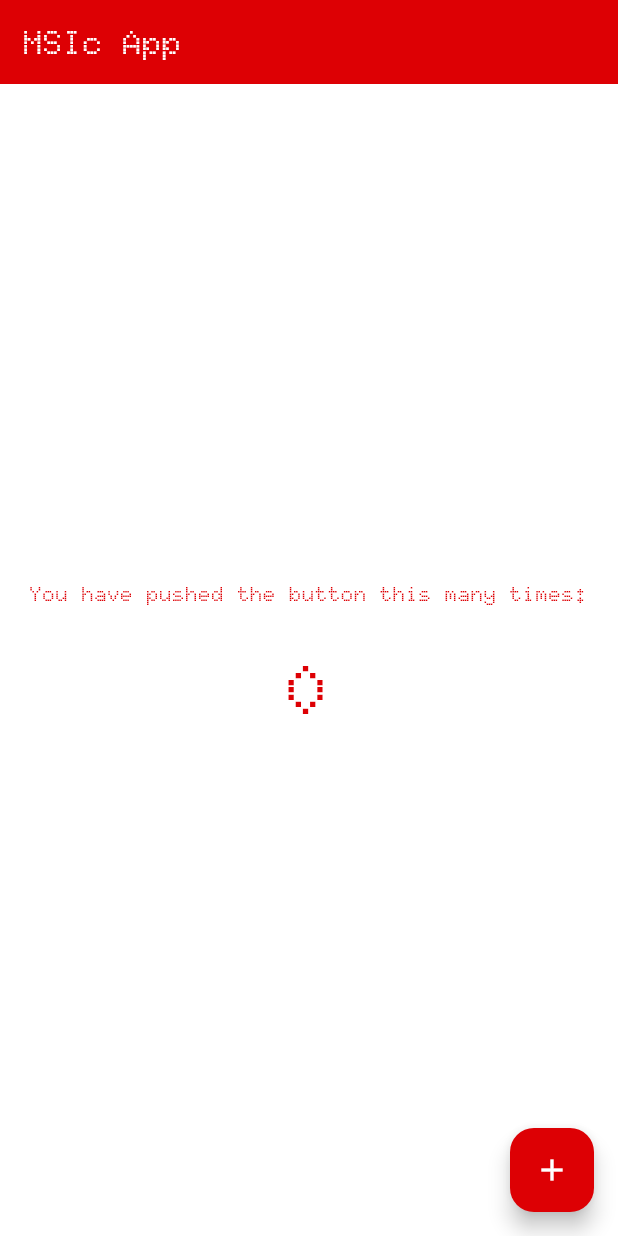
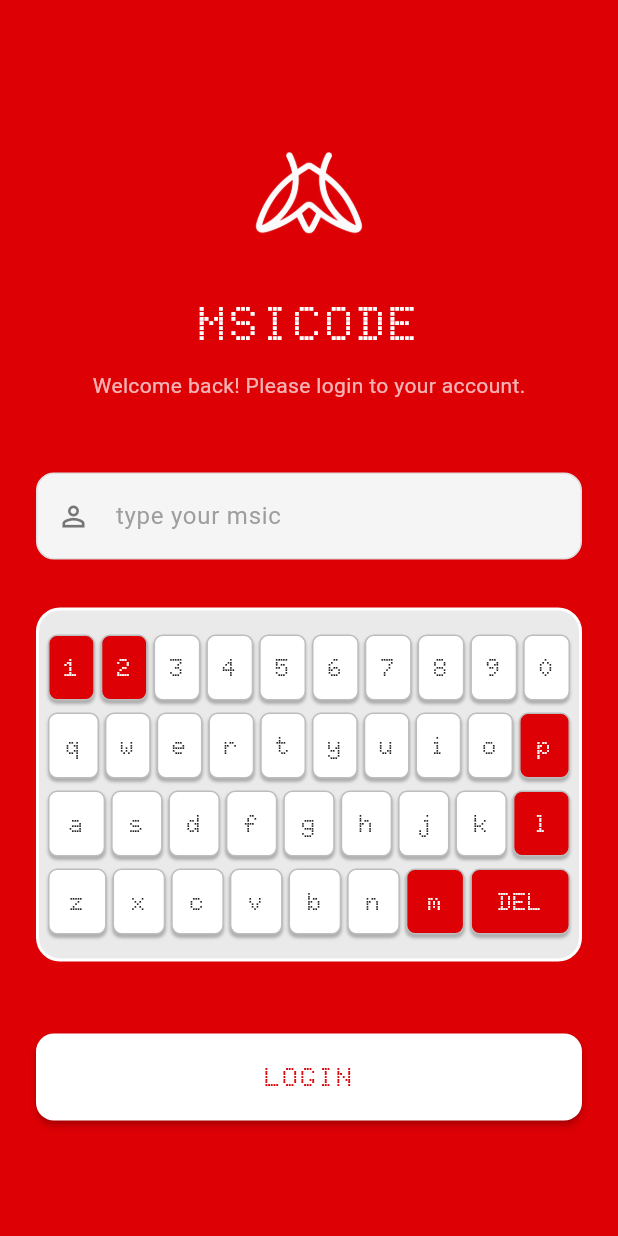
Before and after one commit to sajidsam/ChessBumble, a Flutter app: the screen it shows after launch, on a phone screen of 412 x 824 dp. Run offline on Flutter 3.47's test engine with Material 3 defaults, Android fonts, the phone set to English and light mode, and no system bars.

Commit message:
feat: implement login page with custom virtual keyboard, home page, and application theme

```diff
--- /dev/null
+++ b/lib/home_page.dart
@@ -0,0 +1,73 @@
+import 'dart:ui';
+import 'package:flutter/material.dart';
+
+const Color appRed = Color(0xFFDD0004);
+
+class MyHomePage extends StatefulWidget {
+  const MyHomePage({super.key, required this.title});
+
+  final String title;
+
+  @override
+  State<MyHomePage> createState() => _MyHomePageState();
+}
+
+class _MyHomePageState extends State<MyHomePage> {
+  int _counter = 0;
+
+  void _incrementCounter() {
+    setState(() {
+      _counter++;
+    });
+  }
+
+  @override
+  Widget build(BuildContext context) {
+    return Scaffold(
+      backgroundColor: Colors.white, // White background for the home page
+      appBar: AppBar(
+        backgroundColor: appRed, // Red header
+        elevation: 0,
+        iconTheme: const IconThemeData(color: Colors.white), // White icons (like back button)
+        title: Text(
+          widget.title,
+          style: const TextStyle(
+            color: Colors.white, // White text for header
+            fontWeight: FontWeight.bold,
+          ),
+        ),
+      ),
+      body: Center(
+        child: Column(
+          mainAxisAlignment: MainAxisAlignment.center,
+          children: <Widget>[
+            const Text(
+              'You have pushed the button this many times:',
+              style: TextStyle(
+                color: appRed, // Red text on white background
+                fontWeight: FontWeight.bold,
+              ),
+              textAlign: TextAlign.center,
+            ),
+            const SizedBox(height: 20),
+            Text(
+              '$_counter',
+              style: const TextStyle(
+                color: appRed, // Red text on white background
+                fontSize: 48,
+                fontWeight: FontWeight.bold,
+              ),
+            ),
+          ],
+        ),
+      ),
+      floatingActionButton: FloatingActionButton(
+        onPressed: _incrementCounter,
+        tooltip: 'Increment',
+        backgroundColor: appRed, // Ensure the FAB is red
+        foregroundColor: Colors.white, // Ensure the + icon is white
+        child: const Icon(Icons.add),
+      ),
+    );
+  }
+}
--- /dev/null
+++ b/lib/login_page.dart
@@ -0,0 +1,248 @@
+import 'package:flutter/material.dart';
+import 'home_page.dart'; // Import to access MyHomePage
+
+class LoginPage extends StatefulWidget {
+  const LoginPage({super.key});
+
+  @override
+  State<LoginPage> createState() => _LoginPageState();
+}
+
+class _LoginPageState extends State<LoginPage> {
+  final TextEditingController _usernameController = TextEditingController();
+
+  @override
+  void dispose() {
+    _usernameController.dispose();
+    super.dispose();
+  }
+
+  @override
+  Widget build(BuildContext context) {
+    final redColor = Theme.of(context).primaryColor;
+    final screenWidth = MediaQuery.of(context).size.width;
+
+    return Scaffold(
+      backgroundColor: redColor, // Restored red background
+      body: SafeArea(
+        child: Center(
+          child: SingleChildScrollView(
+            padding: const EdgeInsets.symmetric(horizontal: 24.0), // slightly less padding for more keyboard room
+            child: Column(
+              mainAxisAlignment: MainAxisAlignment.center,
+              crossAxisAlignment: CrossAxisAlignment.stretch,
+              children: [
+                // App Logo
+                Center(
+                  child: Image.asset(
+                    'assets/images/logo.png',
+                    width: 100,
+                    height: 100,
+                    fit: BoxFit.contain,
+                  ),
+                ),
+                const SizedBox(height: 16),
+
+                // Main Brand Title
+                const Center(
+                  child: Text(
+                    'MSICODE',
+                    style: TextStyle(
+                      color: Colors.white, // Inverted for red background
+                      fontSize: 32,
+                      fontWeight: FontWeight.bold,
+                      letterSpacing: 2,
+                    ),
+                  ),
+                ),
+                const SizedBox(height: 8),
+
+                // Welcome Subtitle
+                const Center(
+                  child: Text(
+                    'Welcome back! Please login to your account.',
+                    style: TextStyle(
+                      color: Colors.white70, // Inverted for red background
+                      fontSize: 14,
+                      fontFamily: 'Roboto',
+                      fontWeight: FontWeight.normal,
+                    ),
+                  ),
+                ),
+                const SizedBox(height: 48),
+
+                // Username Field
+                _buildProfessionalTextField(
+                  hintText: 'type your msic',
+                  icon: Icons.person_outline,
+                  controller: _usernameController,
+                  readOnly: true,
+                ),
+                const SizedBox(height: 32),
+
+                // Custom Doodle Keyboard
+                _buildCustomKeyboard(redColor, screenWidth),
+                const SizedBox(height: 48),
+
+                // Login Button
+                ElevatedButton(
+                  onPressed: () {
+                    Navigator.pushReplacement(
+                      context,
+                      MaterialPageRoute(
+                        builder: (context) => const MyHomePage(title: 'MSIc App'),
+                      ),
+                    );
+                  },
+                  style: ElevatedButton.styleFrom(
+                    backgroundColor: Colors.white, // Inverted for red background
+                    foregroundColor: redColor,     // Inverted for red background
+                    padding: const EdgeInsets.symmetric(vertical: 16),
+                    shape: RoundedRectangleBorder(
+                      borderRadius: BorderRadius.circular(12),
+                    ),
+                    elevation: 2,
+                  ),
+                  child: const Text(
+                    'LOGIN',
+                    style: TextStyle(
+                      fontSize: 18,
+                      fontWeight: FontWeight.bold,
+                      letterSpacing: 1.2,
+                    ),
+                  ),
+                ),
+              ],
+            ),
+          ),
+        ),
+      ),
+    );
+  }
+
+  Widget _buildProfessionalTextField({
+    required String hintText,
+    required IconData icon,
+    TextEditingController? controller,
+    bool readOnly = false,
+  }) {
+    return Container(
+      decoration: BoxDecoration(
+        color: Colors.grey.shade100, // Very light grey fill
+        borderRadius: BorderRadius.circular(12),
+        border: Border.all(
+          color: Colors.grey.shade300,
+          width: 1,
+        ),
+      ),
+      child: TextField(
+        controller: controller,
+        readOnly: readOnly,
+        // Override Doto font for inputs to make them highly readable
+        style: const TextStyle(
+          color: Colors.black87,
+          fontSize: 16,
+          fontFamily: 'Roboto',
+          fontWeight: FontWeight.normal,
+        ),
+        decoration: InputDecoration(
+          hintText: hintText,
+          hintStyle: TextStyle(
+            color: Colors.grey.shade500,
+            fontSize: 16,
+            fontFamily: 'Roboto',
+          ),
+          prefixIcon: Icon(icon, color: Colors.grey.shade600, size: 22),
+          border: InputBorder.none,
+          contentPadding: const EdgeInsets.symmetric(horizontal: 16, vertical: 16),
+        ),
+      ),
+    );
+  }
+
+  Widget _buildCustomKeyboard(Color redColor, double screenWidth) {
+    final keys = [
+      ['1', '2', '3', '4', '5', '6', '7', '8', '9', '0'],
+      ['q', 'w', 'e', 'r', 't', 'y', 'u', 'i', 'o', 'p'],
+      ['a', 's', 'd', 'f', 'g', 'h', 'j', 'k', 'l'],
+      ['z', 'x', 'c', 'v', 'b', 'n', 'm', 'DEL'],
+    ];
+
+    return Container(
+      padding: const EdgeInsets.symmetric(horizontal: 4, vertical: 12),
+      decoration: BoxDecoration(
+        color: const Color(0xFFEAEAEA), // Light grey frame matching standard mechanical boards
+        borderRadius: BorderRadius.circular(16),
+        border: Border.all(color: Colors.white, width: 2), // White border pops against red bg
+      ),
+      child: Column(
+        children: keys.map((row) {
+          return Padding(
+            padding: const EdgeInsets.symmetric(vertical: 4.0),
+            child: Row(
+              mainAxisAlignment: MainAxisAlignment.center,
+              children: row.map((key) {
+                bool isDel = key == 'DEL';
+
+                // "pure red use korba koyekta button e" - use pure red on a few buttons
+                bool isRed = isDel || ['1', '2', 'p', 'l', 'm'].contains(key);
+
+                // Using flex for mobile responsiveness instead of hardcoded widths
+                int flex = 10;
+                if (isDel) flex = 18;
+                // Vary sizes to create staggering effect similar to real keyboards
+                if (['q', 'a', 'z'].contains(key)) flex = 11;
+                if (['p', 'l', 'm'].contains(key)) flex = 11;
+
+                return Flexible(
+                  flex: flex,
+                  child: Padding(
+                    padding: const EdgeInsets.symmetric(horizontal: 2.0),
+                    child: InkWell(
+                      onTap: () {
+                        if (isDel) {
+                          if (_usernameController.text.isNotEmpty) {
+                            _usernameController.text = _usernameController.text.substring(0, _usernameController.text.length - 1);
+                          }
+                        } else {
+                          _usernameController.text += key;
+                        }
+                      },
+                      child: Container(
+                        height: 44, // Taller keys for better touch targets on mobile
+                        decoration: BoxDecoration(
+                          color: isRed ? redColor : Colors.white, // Same red as login button
+                          borderRadius: BorderRadius.circular(6),
+                          border: Border.all(
+                            color: Colors.grey.shade400,
+                            width: 1,
+                          ),
+                          boxShadow: const [
+                            BoxShadow(
+                              color: Colors.black26,
+                              offset: Offset(0, 2), // Shadow pointing down like mechanical keys
+                              blurRadius: 1,
+                            ),
+                          ],
+                        ),
+                        alignment: Alignment.center,
+                        child: Text(
+                          key,
+                          style: TextStyle(
+                            color: isRed ? Colors.white : Colors.black87,
+                            fontSize: 16,
+                            fontWeight: FontWeight.bold,
+                          ),
+                        ),
+                      ),
+                    ),
+                  ),
+                );
+              }).toList(),
+            ),
+          );
+        }).toList(),
+      ),
+    );
+  }
+}
--- a/lib/main.dart
+++ b/lib/main.dart
@@ -1,4 +1,5 @@
 import 'package:flutter/material.dart';
+import 'login_page.dart';
 
 const Color appRed = Color(0xFFDD0004);
 
@@ -13,10 +14,11 @@ class MyApp extends StatelessWidget {
   Widget build(BuildContext context) {
     return MaterialApp(
       title: 'MSIc',
+      debugShowCheckedModeBanner: false,
       theme: ThemeData(
         // Custom red and white theme
         primaryColor: appRed,
-        scaffoldBackgroundColor: Colors.white,
+        scaffoldBackgroundColor: appRed,
         fontFamily: 'Doto', // Use local Doto font
         colorScheme: const ColorScheme.light(
           primary: appRed,
@@ -41,64 +43,7 @@ class MyApp extends StatelessWidget {
           foregroundColor: Colors.white,
         ),
       ),
-      home: const MyHomePage(title: 'MSIc App'),
+      home: const LoginPage(),
     );
   }
 }
-
-class MyHomePage extends StatefulWidget {
-  const MyHomePage({super.key, required this.title});
-
-  final String title;
-
-  @override
-  State<MyHomePage> createState() => _MyHomePageState();
-}
-
-class _MyHomePageState extends State<MyHomePage> {
-  int _counter = 0;
-
-  void _incrementCounter() {
-    setState(() {
-      _counter++;
-    });
-  }
-
-  @override
-  Widget build(BuildContext context) {
-    return Scaffold(
-      appBar: AppBar(
-        title: Text(widget.title, style: const TextStyle(fontWeight: FontWeight.bold)),
-      ),
-      body: Center(
-        child: Column(
-          mainAxisAlignment: MainAxisAlignment.center,
-          children: <Widget>[
-            const Text(
-              'You have pushed the button this many times:',
-              style: TextStyle(
-                color: appRed,
-                fontWeight: FontWeight.bold,
-              ),
-              textAlign: TextAlign.center,
-            ),
-            const SizedBox(height: 20),
-            Text(
-              '$_counter',
-              style: const TextStyle(
-                color: appRed,
-                fontSize: 48,
-                fontWeight: FontWeight.bold,
-              ),
-            ),
-          ],
-        ),
-      ),
-      floatingActionButton: FloatingActionButton(
-        onPressed: _incrementCounter,
-        tooltip: 'Increment',
-        child: const Icon(Icons.add),
-      ),
-    );
-  }
-}
--- a/pubspec.yaml
+++ b/pubspec.yaml
@@ -20,6 +20,9 @@ dev_dependencies:
 flutter:
   uses-material-design: true
 
+  assets:
+    - assets/images/
+
   fonts:
     - family: Doto
       fonts:
```
Also changed, not shown: assets/images/logo.png (added).
